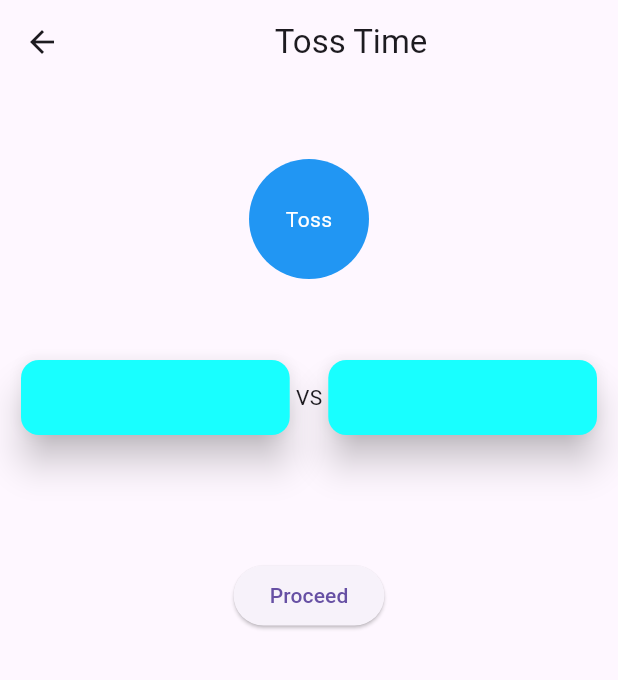
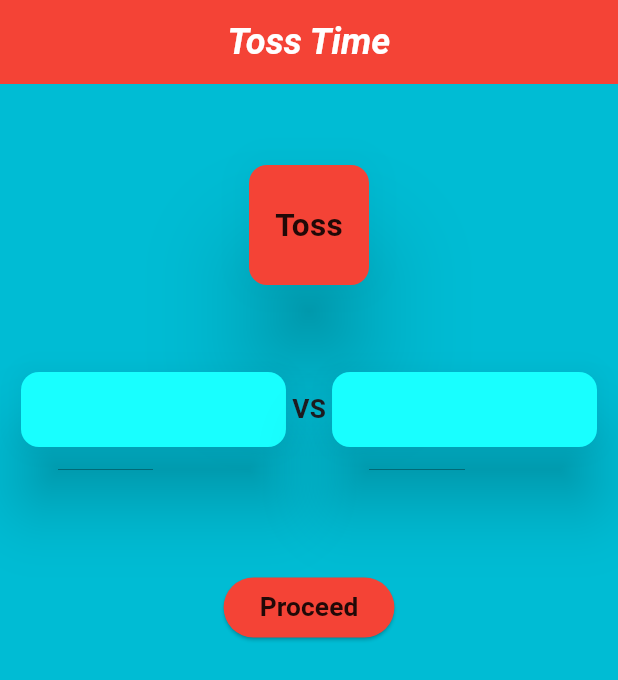
Before and after one commit to Capitalkhan/Cricket-App-In-Flutter, a Flutter app: the screen it shows after launch, after a tap on "Proceed", on a phone screen of 412 x 824 dp. Shown: the top 680 px of the screen. Run offline on Flutter 3.47's test engine with Material 3 defaults, Android fonts, the phone set to English and light mode, and no system bars; drawn by our look-alikes of velocity_x.

Commit message:
adding some styling

```diff
--- a/lib/Screen/team_select_screen.dart
+++ b/lib/Screen/team_select_screen.dart
@@ -6,6 +6,7 @@ import '../core/store.dart';
 import '../provider/team.dart';
 
 class TeamSelection extends StatefulWidget {
+  static final route = "./selectTeam";
   @override
   State<TeamSelection> createState() => _TeamSelectionState();
 }
@@ -23,7 +24,7 @@ class _TeamSelectionState extends State<TeamSelection> {
     UpdateMutation("team1", _team1Controller.text);
     UpdateMutation("team2", _team2Controller.text);
 
-    Navigator.of(context).pushNamed(TossScreen.route);
+    Navigator.of(context).popAndPushNamed(TossScreen.route);
   }
 
   @override
@@ -31,6 +32,7 @@ class _TeamSelectionState extends State<TeamSelection> {
     final TeamsModel teams = (VxState.store as MyStore).teams;
 
     return Scaffold(
+      backgroundColor: Theme.of(context).primaryColor,
       appBar: AppBar(
         title: Center(
           child: Text("Select Your Team"),
@@ -41,7 +43,10 @@ class _TeamSelectionState extends State<TeamSelection> {
           key: _key,
           child: Column(
             children: [
-              Text("Select Overs"),
+              SizedBox(
+                height: 20,
+              ),
+              "Select Overs".text.xl3.bold.make(),
               Row(
                 mainAxisAlignment: MainAxisAlignment.center,
                 children: [
@@ -50,7 +55,7 @@ class _TeamSelectionState extends State<TeamSelection> {
                       UpdateMutation("over", 0.6);
                       _cardColor1 = _cardColor1 == Colors.blue
                           ? Colors.white
-                          : Colors.blue;
+                          : Colors.yellow;
                       setState(() {});
                     },
                     child: Padding(
@@ -61,7 +66,13 @@ class _TeamSelectionState extends State<TeamSelection> {
                         child: Container(
                           height: 30,
                           width: 30,
-                          child: Center(child: Text("1")),
+                          child: Center(
+                            child: Text(
+                              "1",
+                              style: TextStyle(
+                                  fontSize: 15, fontWeight: FontWeight.bold),
+                            ),
+                          ),
                         ),
                       ),
                     ),
@@ -74,7 +85,7 @@ class _TeamSelectionState extends State<TeamSelection> {
                       UpdateMutation("over", 1.6);
                       _cardColor2 = _cardColor2 == Colors.blue
                           ? Colors.white
-                          : Colors.blue;
+                          : Colors.yellow;
                       setState(() {});
                     },
                     child: Padding(
@@ -85,7 +96,8 @@ class _TeamSelectionState extends State<TeamSelection> {
                         child: Container(
                           height: 30,
                           width: 30,
-                          child: Center(child: Text("2")),
+                          child: Center(child: Text("2",style: TextStyle(
+                              fontSize: 15, fontWeight: FontWeight.bold),)),
                         ),
                       ),
                     ),
@@ -98,7 +110,7 @@ class _TeamSelectionState extends State<TeamSelection> {
               TextFormField(
                 controller: _team1Controller,
                 decoration: InputDecoration(
-                  label: Text("Team A"),
+                  label: "Team A".text.xl.bold.color(Colors.black87).make(),
                   hintText: "Enter team name",
                 ),
               ),
@@ -108,16 +120,18 @@ class _TeamSelectionState extends State<TeamSelection> {
               TextFormField(
                 controller: _team2Controller,
                 decoration: InputDecoration(
-                  label: Text("Team B"),
+                  label: "Team A".text.xl.bold.color(Colors.black87).make(),
                   hintText: "Enter team name",
                 ),
               ),
               SizedBox(
-                height: 20,
+                height: 40,
               ),
               ElevatedButton(
+
+                style: ButtonStyle(backgroundColor: MaterialStateColor.resolveWith((states) => Colors.red)),
                 onPressed: () => onSaved(),
-                child: Text("Proceed"),
+                child: "Proceed".text.xl2.color(Colors.black87).bold.make(),
               )
             ],
           ),
--- a/lib/Screen/toss_screen.dart
+++ b/lib/Screen/toss_screen.dart
@@ -27,6 +27,7 @@ class TossScreen extends StatelessWidget {
   @override
   Widget build(BuildContext context) {
     return Scaffold(
+      backgroundColor: Theme.of(context).primaryColor,
       appBar: AppBar(
         title: Center(
           child: Text("Toss Time"),
@@ -41,20 +42,22 @@ class TossScreen extends StatelessWidget {
               height: 40,
             ),
             InkWell(
-              splashColor: Colors.white,
+              splashColor: Colors.red,
               onTap: () => randomNum(),
               child: Center(
+                child: Card(
+
+                  color: Colors.red,
+                  elevation: 29,
                   child: Container(
                     height: 80,
                     width: 80,
                     decoration: BoxDecoration(
-                    color: Colors.blue,
+                      color: Colors.red,
                       borderRadius: BorderRadius.circular(80),
                     ),
                     child: Center(
-                    child: Text(
-                      "Toss",
-                      style: TextStyle(color: Colors.white),
+                      child: "Toss".text.xl2.color(Colors.black87).bold.make(),
                       ),
                   ),
                 ),
@@ -68,7 +71,7 @@ class TossScreen extends StatelessWidget {
               children: [
                 Expanded(
                   child: Card(
-                    elevation: 10,
+                    elevation: 20,
                     color: Colors.cyanAccent,
                     child: Container(
                       height: 50,
@@ -76,16 +79,16 @@ class TossScreen extends StatelessWidget {
                         child: Text(
                           teams.info["team1"].toString(),
                           style: TextStyle(
-                              fontWeight: FontWeight.bold, fontSize: 15),
+                              fontWeight: FontWeight.bold, fontSize: 20),
                         ),
                       ),
                     ),
                   ),
                 ),
-                Text("VS"),
+                "VS".text.xl.bold.make(),
                 Expanded(
                   child: Card(
-                    elevation: 10,
+                    elevation: 20,
                     color: Colors.cyanAccent,
                     child: Container(
                       height: 50,
@@ -93,7 +96,7 @@ class TossScreen extends StatelessWidget {
                         child: Text(
                           teams.info["team2"].toString(),
                           style: TextStyle(
-                              fontWeight: FontWeight.bold, fontSize: 15),
+                              fontWeight: FontWeight.bold, fontSize: 20),
                         ),
                       ),
                     ),
@@ -102,24 +105,25 @@ class TossScreen extends StatelessWidget {
               ],
             ),
             SizedBox(
-              height: 30,
+              height: 35,
             ),
             VxConsumer(
               notifications: {},
               mutations: {UpdateMutation},
               builder: (context, dynamic, _) => Text(
                 toss,
-                style: TextStyle(fontWeight: FontWeight.bold, fontSize: 20),
+                style: TextStyle(fontWeight: FontWeight.bold, fontSize: 17),
               ),
             ),
             SizedBox(
               height: 20,
             ),
             ElevatedButton(
+              style: ButtonStyle(backgroundColor: MaterialStateColor.resolveWith((states) => Colors.red)),
               onPressed: () {
-                Navigator.of(context).pushNamed(PlayScreen.route);
+                Navigator.of(context).popAndPushNamed(PlayScreen.route);
               },
-              child: Text("Proceed"),
+              child: "Proceed".text.xl.color(Colors.black87).bold.make(),
             )
           ],
         ),
--- a/lib/main.dart
+++ b/lib/main.dart
@@ -21,8 +21,23 @@ class MyApp extends StatelessWidget {
   @override
   Widget build(BuildContext context) {
     return MaterialApp(
+      theme: ThemeData(
+
+        primaryColor: Colors.cyan,
+
+        appBarTheme: const AppBarTheme(
+          color: Colors.red,
+          titleTextStyle: TextStyle(
+            color: Colors.white,
+            fontWeight: FontWeight.bold,
+            fontSize: 24,
+            fontStyle: FontStyle.italic,
+          ),
+        ),
+      ),
       routes: {
         '/': (ctx) => TeamSelection(),
+        TeamSelection.route: (ctx) => TeamSelection(),
         TossScreen.route: (ctx) => TossScreen(),
         PlayScreen.route: (ctx) => PlayScreen(),
         ChasingTeam.route: (ctx) => ChasingTeam(),
```
Also changed, not shown: lib/Screen/chasing_team.dart (+7 -4 lines), lib/Screen/play_screen.dart (+12 -21 lines), lib/Screen/win_screen.dart (+60 -14 lines), lib/provider/team.dart (+23 -13 lines), lib/widget/play_card.dart (+10 -4 lines). Lines whose indentation alone changed are shown as unchanged.
